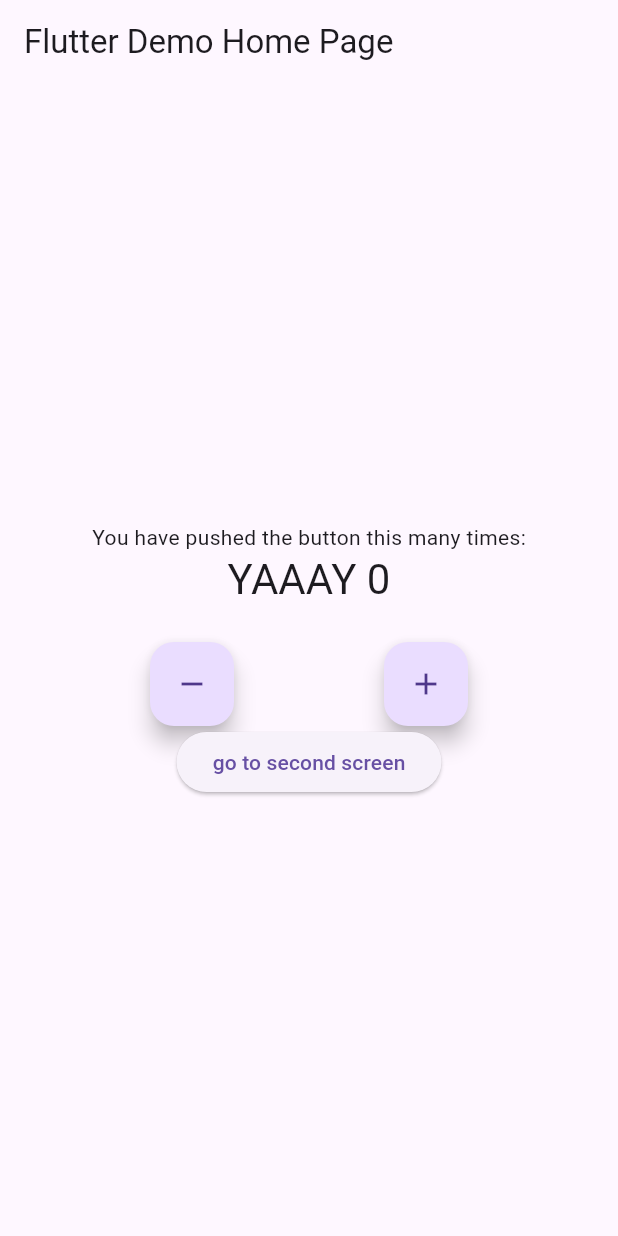
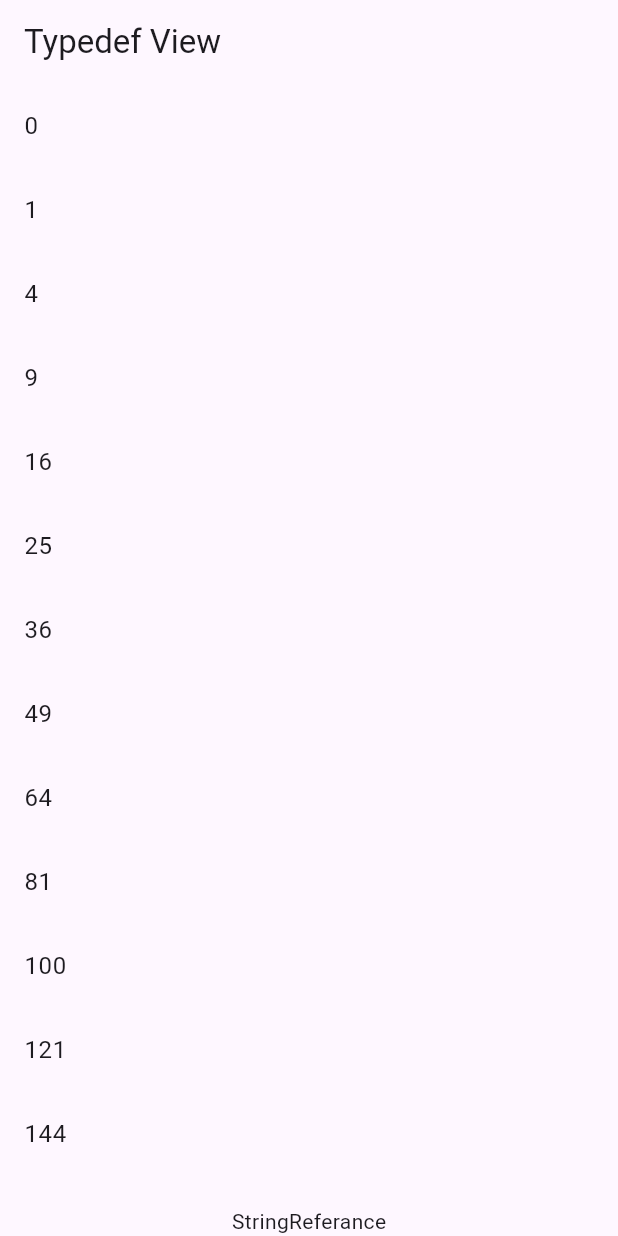
Before and after one commit to Deatsilence/practices, a Flutter app: the screen it shows after launch, on a phone screen of 412 x 824 dp. Run offline on Flutter 3.47's test engine with Material 3 defaults, Android fonts, the phone set to English and light mode, and no system bars; our stand-ins replace bloc, flutter_bloc, gap, logger; missing offline and left inert: benchmark_harness.

Commit message:
feat: Add TypedefView widget to main.dart
The TypedefView widget is added to the main.dart file to incorporate a new feature into the application. This change improves the functionality and user experience of the app.

```diff
--- /dev/null
+++ b/lib/feature/typedef/typedef_view.dart
@@ -0,0 +1,39 @@
+import 'package:flutter/material.dart';
+import 'package:practices/feature/typedef/typedefs.dart';
+
+final class TypedefView extends StatelessWidget {
+  const TypedefView({super.key});
+
+  @override
+  Widget build(BuildContext context) {
+    StringReferance stringReferance = 'StringReferance';
+    Strings strings = List.generate(
+      100,
+      (index) => (index * index).toString(),
+    );
+    return Scaffold(
+      appBar: AppBar(
+        forceMaterialTransparency: true,
+        title: const Text('Typedef View'),
+      ),
+      body: Center(
+        child: Column(
+          children: [
+            Expanded(
+              child: ListView.builder(
+                shrinkWrap: true,
+                itemCount: strings.length,
+                itemBuilder: (BuildContext context, int index) {
+                  return ListTile(
+                    title: Text(strings.elementAt(index)),
+                  );
+                },
+              ),
+            ),
+            Text(stringReferance),
+          ],
+        ),
+      ),
+    );
+  }
+}
--- /dev/null
+++ b/lib/feature/typedef/typedefs.dart
@@ -0,0 +1,9 @@
+typedef StringReferance = String;
+typedef Strings = Iterable<String>;
+typedef LoginRequestDTO = ({String username, String password});
+typedef LoginResponseDTO = ({
+  bool didSuccess,
+  int? statusCode,
+  String? message,
+});
+typedef ProductCountChangedCallback = void Function(int quantity);
--- a/lib/main.dart
+++ b/lib/main.dart
@@ -22,6 +22,7 @@ import 'package:flutter/material.dart';
 import 'package:flutter_bloc/flutter_bloc.dart';
 import 'package:practices/feature/bloc/counter_cubit.dart';
 import 'package:practices/feature/bloc/home_view.dart';
+import 'package:practices/feature/typedef/typedef_view.dart';
 
 void main() {
   runApp(const MyApp());
@@ -38,13 +39,14 @@ class MyApp extends StatelessWidget {
         primarySwatch: Colors.blue,
         visualDensity: VisualDensity.adaptivePlatformDensity,
       ),
-      home: BlocProvider<CounterCubit>(
-        create: (context) => CounterCubit(),
-        child: const HomeView(
-          title: 'Flutter Demo Home Page',
-          color: Colors.amber,
-        ),
-      ),
+      home: const TypedefView(),
+      // BlocProvider<CounterCubit>(
+      //   create: (context) => CounterCubit(),
+      //   child: const HomeView(
+      //     title: 'Flutter Demo Home Page',
+      //     color: Colors.amber,
+      //   ),
+      // ),
     );
   }
 }
--- a/pubspec.yaml
+++ b/pubspec.yaml
@@ -23,6 +23,8 @@ dependencies:
 
   # State
   flutter_bloc: ^8.1.5
+  http: ^1.2.1
+  dio: ^5.4.3+1
 
 dev_dependencies:
   flutter_test:
```
Also changed, not shown: lib/feature/typedef/typdef_callback.dart (added, +69 -0 lines), lib/feature/typedef/typedef_with_dto.dart (added, +49 -0 lines), pubspec.lock.
